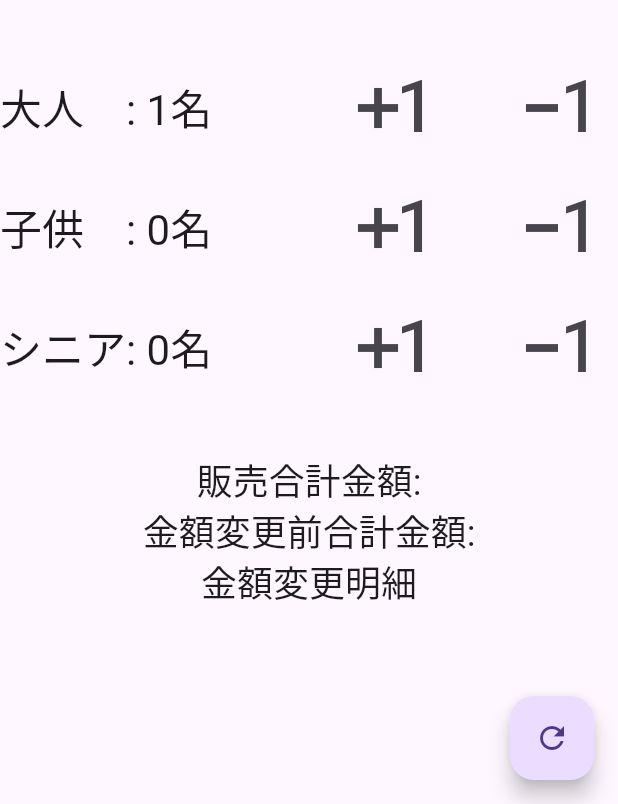
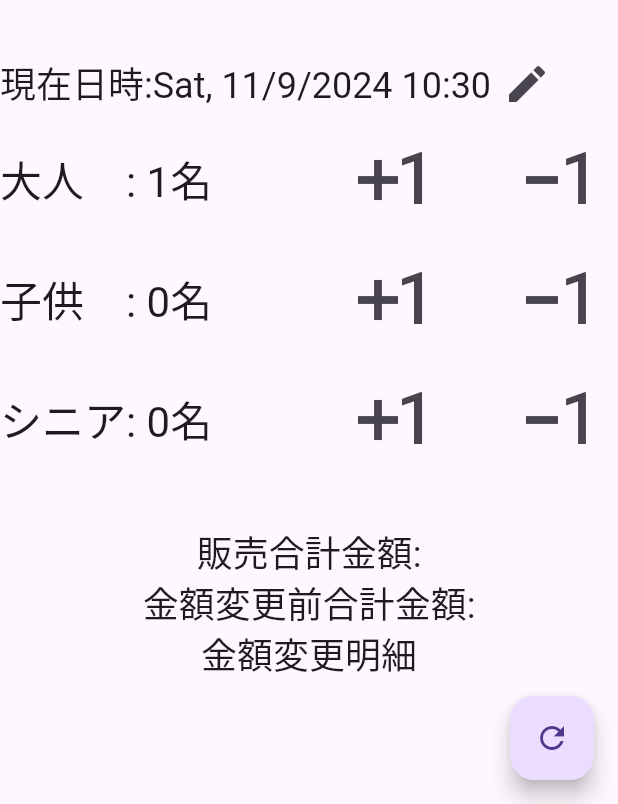
Before and after one commit to xaatw0/zooo_app, a Flutter app: the screen it shows after launch, after a tap on the "exposure plus 1" icon, on a phone screen of 412 x 824 dp, the part 432-1236 px from its top. Run offline on Flutter 3.47's test engine with Material 3 defaults, Android fonts, the light colour scheme and no system bars; our stand-ins replace flutter_riverpod, riverpod_annotation; generated files the repository leaves out were written again.

Commit message:
⾦額計算プログラムの画面で現在日時を変更できるようになった

```diff
--- /dev/null
+++ b/lib/l10n/app_en.arb
@@ -0,0 +1,5 @@
+{
+  "@@locale":"en",
+  "title":"Flutter Demo Home Page",
+  "message": "You have pushed the button this many times:"
+}
--- /dev/null
+++ b/lib/l10n/app_ja.arb
@@ -0,0 +1,5 @@
+{
+  "@@locale":"ja",
+  "title":"Flutterのデモページ",
+  "message": "あなたは以下の回数ボタンを押しました:"
+}
--- a/lib/main.dart
+++ b/lib/main.dart
@@ -1,7 +1,16 @@
 import 'package:flutter/material.dart';
 import 'package:flutter_riverpod/flutter_riverpod.dart';
 import 'package:zooo_app/ui/pages/fee_calculator/fee_caluculator_page.dart';
+import 'package:flutter_gen/gen_l10n/app_localizations.dart';
 
 void main() {
-  runApp(const ProviderScope(child: MainApp()));
+  runApp(
+    const ProviderScope(
+      child: MaterialApp(
+        localizationsDelegates: AppLocalizations.localizationsDelegates,
+        supportedLocales: AppLocalizations.supportedLocales,
+        home: MainApp(),
+      ),
+    ),
+  );
 }
--- a/lib/ui/pages/fee_calculator/fee_calculator_model.dart
+++ b/lib/ui/pages/fee_calculator/fee_calculator_model.dart
@@ -1,10 +1,13 @@
 /// チケット販売オペレーター⽤⾦額計算プログラムのモデル
 class FeeCalculatorModel {
   FeeCalculatorModel({
+    required this.currentTime,
     required this.adultCount,
     required this.childCount,
     required this.seniorCount,
   });
+
+  final DateTime currentTime;
 
   /// 大人の人数
   final int adultCount;
@@ -16,15 +19,22 @@ class FeeCalculatorModel {
   final int seniorCount;
 
   factory FeeCalculatorModel.zero() {
-    return FeeCalculatorModel(adultCount: 0, childCount: 0, seniorCount: 0);
+    return FeeCalculatorModel(
+      currentTime: DateTime.now(),
+      adultCount: 0,
+      childCount: 0,
+      seniorCount: 0,
+    );
   }
 
   FeeCalculatorModel copyWith({
+    DateTime? currentTime,
     int? adultCount,
     int? childCount,
     int? seniorCount,
   }) {
     return FeeCalculatorModel(
+      currentTime: currentTime ?? this.currentTime,
       adultCount: adultCount ?? this.adultCount,
       childCount: childCount ?? this.childCount,
       seniorCount: seniorCount ?? this.seniorCount,
--- a/lib/ui/pages/fee_calculator/fee_caluculator_page.dart
+++ b/lib/ui/pages/fee_calculator/fee_caluculator_page.dart
@@ -1,8 +1,10 @@
 import 'package:flutter/material.dart';
 import 'package:flutter_riverpod/flutter_riverpod.dart';
+import 'package:intl/intl.dart';
 import 'package:zooo_app/gen/assets.gen.dart';
 import 'package:zooo_app/logic/entry_fee.dart';
 import 'package:zooo_app/ui/pages/fee_calculator/fee_calculator_provider.dart';
+import 'package:flutter_gen/gen_l10n/app_localizations.dart';
 
 /// チケット販売オペレーター⽤⾦額計算プログラムの画面
 class MainApp extends ConsumerWidget {
@@ -10,8 +12,7 @@ class MainApp extends ConsumerWidget {
 
   @override
   Widget build(BuildContext context, WidgetRef ref) {
-    return MaterialApp(
-      home: Scaffold(
+    return Scaffold(
       body: SafeArea(
         child: Column(
           children: [
@@ -23,6 +24,22 @@ class MainApp extends ConsumerWidget {
                   backgroundImage: AssetImage(Assets.images.zoooLogo.path),
                 ),
               ),
+            ),
+            Row(
+              children: [
+                Text(
+                  '現在日時:'
+                  '${DateFormat.yMEd().format(ref.watch(feeCalculatorProviderProvider.select((e) => e.currentTime)))}'
+                  ' ${DateFormat.Hm().format(ref.watch(feeCalculatorProviderProvider.select((e) => e.currentTime)))}',
+                  style: Theme.of(context).textTheme.headlineSmall,
+                ),
+                IconButton(
+                    iconSize: 32,
+                    onPressed: () => ref
+                        .read(feeCalculatorProviderProvider.notifier)
+                        .selectDateTime(context),
+                    icon: const Icon(Icons.edit))
+              ],
             ),
             _InputNumberOfPeopleTile(
                 ageGroup: AgeGroup.adult,
@@ -56,7 +73,6 @@ class MainApp extends ConsumerWidget {
         onPressed: () =>
             ref.read(feeCalculatorProviderProvider.notifier).reset(),
         child: const Icon(Icons.refresh),
-        ),
       ),
     );
   }
--- a/pubspec.yaml
+++ b/pubspec.yaml
@@ -9,7 +9,10 @@ environment:
 dependencies:
   flutter:
     sdk: flutter
+  flutter_localizations:
+    sdk: flutter
   flutter_riverpod: ^2.6.1
+  intl: ^0.19.0
   riverpod_annotation: ^2.6.1
 
 dev_dependencies:
@@ -22,7 +25,7 @@ dev_dependencies:
 
 flutter:
   uses-material-design: true
-
+  generate: true
 
   assets:
     - assets/data/
```
Also changed, not shown: lib/ui/pages/fee_calculator/fee_calculator_provider.dart (+23 -0 lines). Lines whose indentation alone changed are shown as unchanged.
